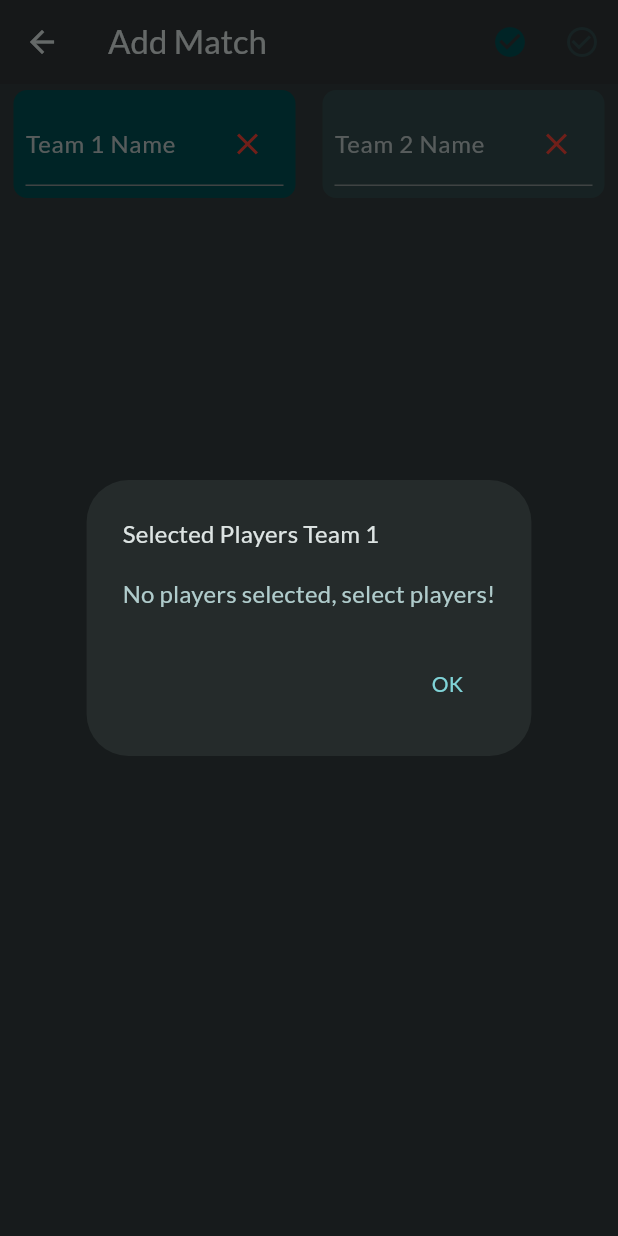
After one commit to agalyaece/jrdi-fantasyteampredictor, a Flutter app: the Match screen opened directly, after a tap on the "check circle" icon, on a phone screen of 412 x 824 dp. The commit adds this screen. Run offline on Flutter 3.47's test engine with Material 3 defaults, Android fonts, the phone set to English and light mode, and no system bars; our stand-ins replace google_fonts; network calls fail.

Commit message:
fluttter changes

```diff
--- a/cricket_app/lib/main.dart
+++ b/cricket_app/lib/main.dart
@@ -6,7 +6,7 @@ import 'package:google_fonts/google_fonts.dart';
 final theme = ThemeData(
   colorScheme: ColorScheme.fromSeed(
     brightness: Brightness.dark,
-    seedColor: const Color.fromARGB(255, 147, 229, 250),
+    seedColor: const Color.fromARGB(255, 22, 140, 144),
     surface: const Color.fromARGB(255, 47, 52, 55),
   ),
   scaffoldBackgroundColor: const Color.fromARGB(255, 50, 58, 60),
--- a/cricket_app/lib/models/add_players.dart
+++ b/cricket_app/lib/models/add_players.dart
@@ -33,4 +33,15 @@ class AddPlayers {
       wickets: json['wickets'] ?? 0,
     );
   }
+  @override
+  bool operator ==(Object other) {
+    if (identical(this, other)) return true;
+
+    return other is AddPlayers &&
+        other.playerName == playerName &&
+        other.role == role;
+  }
+
+  @override
+  int get hashCode => playerName.hashCode ^ role.hashCode;
 }
--- a/cricket_app/lib/screens/admin/add_players.dart
+++ b/cricket_app/lib/screens/admin/add_players.dart
@@ -77,8 +77,6 @@ class _AddPlayersScreenState extends State<AddPlayersScreen> {
             teamsJson.map((team) => team['team_B'].toString()).toList());
         // print(_team);
       });
-    } else {
-      // Handle error
     }
   }
 
--- a/cricket_app/lib/screens/fantasy/fantasy.dart
+++ b/cricket_app/lib/screens/fantasy/fantasy.dart
@@ -92,6 +92,7 @@ class _FantasyScreenState extends State<FantasyScreen> {
                           builder: (ctx) => TeamPlayers(
                             teamA: _matches[index]['teamA'],
                             teamB: _matches[index]['teamB'],
+                            tournamentName: _matches[index]['tournamentName'],
                           ),
                         ),
                       );
--- /dev/null
+++ b/cricket_app/lib/widgets/admin/match.dart
@@ -0,0 +1,434 @@
+import 'package:cricket_app/backend_config/config.dart';
+import 'package:cricket_app/models/add_players.dart';
+import 'package:flutter/material.dart';
+import 'package:http/http.dart' as http;
+import 'dart:convert';
+
+extension StringExtension on String {
+  String capitalize() {
+    return this.length > 0
+        ? '${this[0].toUpperCase()}${this.substring(1)}'
+        : '';
+  }
+}
+
+class Match extends StatefulWidget {
+  const Match({super.key});
+  @override
+  State<Match> createState() {
+    return _MatchState();
+  }
+}
+
+class _MatchState extends State<Match> {
+  final List<String> _team = [];
+  List<AddPlayers> _playersTeamA = [];
+  List<AddPlayers> _playersTeamB = [];
+  List<dynamic> _selectedPlayersTeamA = [];
+  List<dynamic> _selectedPlayersTeamB = [];
+  var _isLoading = true;
+
+  final TextEditingController _team1Controller = TextEditingController();
+  final TextEditingController _team2Controller = TextEditingController();
+
+  @override
+  void initState() {
+    super.initState();
+    _fetchTeams();
+    _fetchTeamAPlayers();
+    _fetchTeamBPlayers();
+  }
+
+  void _fetchTeams() async {
+    final url = Uri.parse(getTeamsUrl);
+    final response = await http.get(url);
+    // print(response.body);
+    if (response.statusCode == 200 || response.statusCode == 201) {
+      final List<dynamic> teamsJson = json.decode(response.body);
+
+      setState(() {
+        _team.clear();
+        _team.addAll(
+            teamsJson.map((team) => team['team_A'].toString()).toList());
+        _team.addAll(
+            teamsJson.map((team) => team['team_B'].toString()).toList());
+        // print(_team);
+      });
+    }
+  }
+
+  void _fetchTeamAPlayers() async {
+    final teamAName = _team1Controller.text.capitalize();
+    final getPlayersUrl = '${baseUrl}fantasy/$teamAName/players';
+    final url = Uri.parse(getPlayersUrl);
+    try {
+      final response = await http.get(url);
+      // print(response.body);
+      if (response.statusCode != 200 && response.statusCode != 201) {
+        throw Exception('Failed to load players');
+      }
+      final List<dynamic> extractedData = json.decode(response.body);
+      final List<AddPlayers> _loadedItems =
+          extractedData.map((item) => AddPlayers.fromJson(item)).toList();
+
+      setState(() {
+        _playersTeamA = _loadedItems;
+        _isLoading = false;
+      });
+    } catch (error) {
+      setState(() {
+        _isLoading = false;
+      });
+    }
+  }
+
+  void _fetchTeamBPlayers() async {
+    final teamBName = _team2Controller.text.capitalize();
+    final getPlayersUrl = '${baseUrl}fantasy/$teamBName/players';
+    final url = Uri.parse(getPlayersUrl);
+    try {
+      final response = await http.get(url);
+      // print(response.body);
+      if (response.statusCode != 200 && response.statusCode != 201) {
+        throw Exception('Failed to load players');
+      }
+      final List<dynamic> extractedData = json.decode(response.body);
+      final List<AddPlayers> _loadedItems =
+          extractedData.map((item) => AddPlayers.fromJson(item)).toList();
+
+      setState(() {
+        _playersTeamB = _loadedItems;
+        _isLoading = false;
+      });
+    } catch (error) {
+      setState(() {
+        _isLoading = false;
+      });
+    }
+  }
+
+  void _togglePlayerSelection(dynamic player, dynamic _selectedPlayers) {
+    setState(() {
+      if (_selectedPlayers.contains(player)) {
+        _selectedPlayers.remove(player);
+      } else {
+        _selectedPlayers.add(player);
+      }
+    });
+  }
+
+  @override
+  Widget build(BuildContext context) {
+    return Scaffold(
+      appBar: AppBar(
+        title: const Text('Add Match'),
+        actions: [
+          IconButton(
+            icon: Icon(Icons.check_circle,
+                color: Theme.of(context).colorScheme.primaryContainer),
+            onPressed: () {
+              showDialog(
+                context: context,
+                builder: (ctx) => AlertDialog(
+                  title: Text(
+                    'Selected Players Team 1',
+                    style: Theme.of(context).textTheme.titleMedium!.copyWith(
+                        color: Theme.of(context).colorScheme.onSurface),
+                  ),
+                  content: Column(
+                    mainAxisSize: MainAxisSize.min,
+                    children: _selectedPlayersTeamA.isEmpty
+                        ? [
+                            Text("No players selected, select players!",
+                                style: Theme.of(context)
+                                    .textTheme
+                                    .titleMedium!
+                                    .copyWith(
+                                        color: Theme.of(context)
+                                            .colorScheme
+                                            .secondary))
+                          ]
+                        : _selectedPlayersTeamA
+                            .map((player) => Text(
+                                  '${player.playerName} - ${player.role}',
+                                  style: Theme.of(context)
+                                      .textTheme
+                                      .titleMedium!
+                                      .copyWith(
+                                          color: Theme.of(context)
+                                              .colorScheme
+                                              .secondary),
+                                ))
+                            .toList(),
+                  ),
+                  actions: [
+                    TextButton(
+                      onPressed: () {
+                        Navigator.of(ctx).pop();
+                      },
+                      child: Text('OK'),
+                    ),
+                  ],
+                ),
+              );
+            },
+          ),
+          IconButton(
+            icon: Icon(Icons.check_circle_outline,
+                color: Theme.of(context).colorScheme.secondaryContainer),
+            onPressed: () {
+              showDialog(
+                context: context,
+                builder: (ctx) => AlertDialog(
+                  title: Text(
+                    'Selected Players Team 2',
+                    style: Theme.of(context).textTheme.titleMedium!.copyWith(
+                        color: Theme.of(context).colorScheme.onSurface),
+                  ),
+                  content: Column(
+                    mainAxisSize: MainAxisSize.min,
+                    children: _selectedPlayersTeamB.isEmpty
+                        ? [
+                            Text("No players selected, select players!",
+                                style: Theme.of(context)
+                                    .textTheme
+                                    .titleMedium!
+                                    .copyWith(
+                                        color: Theme.of(context)
+                                            .colorScheme
+                                            .secondary))
+                          ]
+                        : _selectedPlayersTeamB
+                            .map((player) => Text(
+                                  '${player.playerName} - ${player.role}',
+                                  style: Theme.of(context)
+                                      .textTheme
+                                      .titleMedium!
+                                      .copyWith(
+                                          color: Theme.of(context)
+                                              .colorScheme
+                                              .secondary),
+                                ))
+                            .toList(),
+                  ),
+                  actions: [
+                    TextButton(
+                      onPressed: () {
+                        Navigator.of(ctx).pop();
+                      },
+                      child: Text('OK'),
+                    ),
+                  ],
+                ),
+              );
+            },
+          ),
+        ],
+      ),
+      body: Form(
+        child: Column(
+          children: [
+            Expanded(
+              child: Row(
+                children: [
+                  Expanded(
+                    child: Column(
+                      children: [
+                        Container(
+                          padding: EdgeInsets.all(8.0),
+                          margin:
+                              EdgeInsets.symmetric(vertical: 4, horizontal: 9),
+                          decoration: BoxDecoration(
+                            borderRadius: BorderRadius.circular(9.0),
+                            color:
+                                Theme.of(context).colorScheme.primaryContainer,
+                          ),
+                          child: ValueListenableBuilder<TextEditingValue>(
+                            valueListenable: _team1Controller,
+                            builder: (context, value, child) {
+                              bool isValid = _team.contains(value.text
+                                  .split(' ')
+                                  .map(
+                                      (word) => word.toLowerCase().capitalize())
+                                  .join(' '));
+                              if (isValid) {
+                                _fetchTeamAPlayers();
+                              }
+                              return Row(
+                                children: [
+                                  Expanded(
+                                    child: TextFormField(
+                                      controller: _team1Controller,
+                                      decoration: InputDecoration(
+                                        labelText: 'Team 1 Name',
+                                        suffixIcon: isValid
+                                            ? Icon(Icons.check,
+                                                color: Colors.green)
+                                            : Icon(Icons.close,
+                                                color: Colors.red),
+                                      ),
+                                    ),
+                                  ),
+                                ],
+                              );
+                            },
+                          ),
+                        ),
+                        const SizedBox(height: 10),
+                        Expanded(
+                          child: ListView.builder(
+                            itemCount: _playersTeamA.length,
+                            itemBuilder: (ctx, index) {
+                              return _isLoading
+                                  ? const Center(
+                                      child: CircularProgressIndicator())
+                                  : Card(
+                                      color: Colors.blueGrey,
+                                      margin: EdgeInsets.symmetric(
+                                          vertical: 4, horizontal: 9),
+                                      child: ListTile(
+                                        leading: Checkbox(
+                                          value: _selectedPlayersTeamA
+                                              .contains(_playersTeamA[index]),
+                                          onChanged: (bool? value) {
+                                            _togglePlayerSelection(
+                                                _playersTeamA[index],
+                                                _selectedPlayersTeamA);
+                                          },
+                                        ),
+                                        title: Text(
+                                            '${_playersTeamA[index].playerName} (${_playersTeamA[index].role}) '),
+                                        onTap: () {
+                                          _togglePlayerSelection(
+                                              _playersTeamA[index],
+                                              _selectedPlayersTeamA);
+                                        },
+                                      ),
+                                    );
+                            },
+                          ),
+                        )
+                      ],
+                    ),
+                  ),
+                  Expanded(
+                    child: Column(
+                      children: [
+                        Container(
+                          padding: EdgeInsets.all(8.0),
+                          margin:
+                              EdgeInsets.symmetric(vertical: 4, horizontal: 9),
+                          decoration: BoxDecoration(
+                            borderRadius: BorderRadius.circular(9.0),
+                            color:
+                                Theme.of(context).colorScheme.secondaryContainer,
+                          ),
+                          child: ValueListenableBuilder<TextEditingValue>(
+                            valueListenable: _team2Controller,
+                            builder: (context, value, child) {
+                              bool isValid = _team.contains(value.text
+                                  .split(' ')
+                                  .map(
+                                      (word) => word.toLowerCase().capitalize())
+                                  .join(' '));
+                              if (isValid) {
+                                _fetchTeamBPlayers();
+                              }
+                              return Row(
+                                children: [
+                                  Expanded(
+                                    child: TextFormField(
+                                      controller: _team2Controller,
+                                      decoration: InputDecoration(
+                                        labelText: 'Team 2 Name',
+                                        suffixIcon: isValid
+                                            ? Icon(Icons.check,
+                                                color: Colors.green)
+                                            : Icon(Icons.close,
+                                                color: Colors.red),
+                                      ),
+                                    ),
+                                  ),
+                                ],
+                              );
+                            },
+                          ),
+                        ),
+                        const SizedBox(height: 10),
+                        Expanded(
+                          child: ListView.builder(
+                            itemCount: _playersTeamB.length,
+                            itemBuilder: (ctx, index) {
+                              return _isLoading
+                                  ? const Center(
+                                      child: CircularProgressIndicator())
+                                  : Card(
+                                      color: const Color.fromARGB(255, 39, 64, 65),
+                                      margin: EdgeInsets.symmetric(
+                                          vertical: 4, horizontal: 9),
+                                      child: ListTile(
+                                        leading: Checkbox(
+                                          value: _selectedPlayersTeamB
+                                              .contains(_playersTeamB[index]),
+                                          onChanged: (bool? value) {
+                                            _togglePlayerSelection(
+                                                _playersTeamB[index],
+                                                _selectedPlayersTeamB);
+                                          },
+                                        ),
+                                        title: Text(
+                                            '${_playersTeamB[index].playerName} (${_playersTeamB[index].role}) '),
+                                        onTap: () {
+                                          _togglePlayerSelection(
+                                              _playersTeamB[index],
+                                              _selectedPlayersTeamB);
+                                        },
+                                      ),
+                                    );
+                            },
+                          ),
+                        )
+                      ],
+                    ),
+                  )
+                ],
+              ),
+            )
+          ],
+        ),
+      ),
+    );
+  }
+}
+
+
+
+// TextFormField(
+//               decoration: const InputDecoration(labelText: 'Team 1 Name'),
+//             ),
+//             TextFormField(
+//               decoration: const InputDecoration(labelText: 'Team 2 Name'),
+//             ),
+//             ElevatedButton(
+//               onPressed: () {
+//                 // Fetch players from backend and show dropdowns
+//               },
+//               child: const Text('Fetch Players'),
+//             ),
+//             DropdownButtonFormField<String>(
+//               items: [], // Populate with players from backend
+//               onChanged: (value) {
+//                 // Handle player selection
+//               },
+//               decoration:
+//                   const InputDecoration(labelText: 'Select Players for Team 1'),
+//             ),
+//             DropdownButtonFormField<String>(
+//               items: [], // Populate with players from backend
+//               onChanged: (value) {
+//                 // Handle player selection
+//               },
+//               decoration:
+//                   const InputDecoration(labelText: 'Select Players for Team 2'),
+//             ),
+//             // Display selected players
--- a/cricket_app/lib/widgets/admin/players.dart
+++ b/cricket_app/lib/widgets/admin/players.dart
@@ -33,7 +33,7 @@ class _Players extends State<Players> {
       final response = await http.get(url);
       // print(response.body);
       if (response.statusCode != 200 && response.statusCode != 201) {
-        throw Exception('Failed to load teams');
+        throw Exception('Failed to load players');
       }
       final List<dynamic> extractedData = json.decode(response.body);
       final List<AddPlayers> _loadedItems =
```
Also changed, not shown: cricket_app/lib/models/add_tournament.dart (+11 -3 lines), cricket_app/lib/screens/admin/add_teams.dart (+9 -5 lines), cricket_app/lib/screens/admin/add_tournament.dart (+14 -4 lines), cricket_app/lib/screens/admin/admin.dart (+15 -0 lines), cricket_app/lib/widgets/admin/teams.dart (+6 -4 lines), cricket_app/lib/widgets/admin/tournament.dart (+15 -21 lines), cricket_app/lib/widgets/fantasy/team_players.dart (+12 -5 lines), 2 other files.
